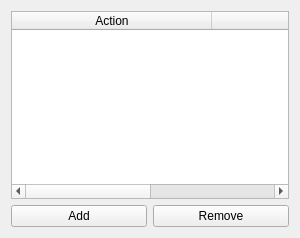
Before: the Qt Designer form applet/ui/actions.ui in Emdek/plasmoid-fancy-tasks, drawn with Qt 5.
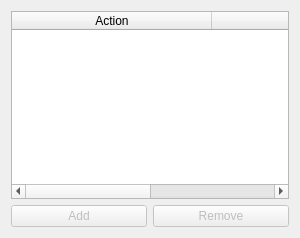
After: the same form once the commit is applied.

Diff of the .ui file:
```diff
--- a/applet/ui/actions.ui
+++ b/applet/ui/actions.ui
@@ -59,6 +59,9 @@
     <layout class="QHBoxLayout" name="horizontalLayout">
      <item>
       <widget class="QPushButton" name="removeButton">
+       <property name="enabled">
+        <bool>false</bool>
+       </property>
        <property name="toolTip">
         <string>Add Action Trigger</string>
        </property>
@@ -69,6 +72,9 @@
      </item>
      <item>
       <widget class="QPushButton" name="addButton">
+       <property name="enabled">
+        <bool>false</bool>
+       </property>
        <property name="toolTip">
         <string>Remove Action Trigger</string>
        </property>
```
